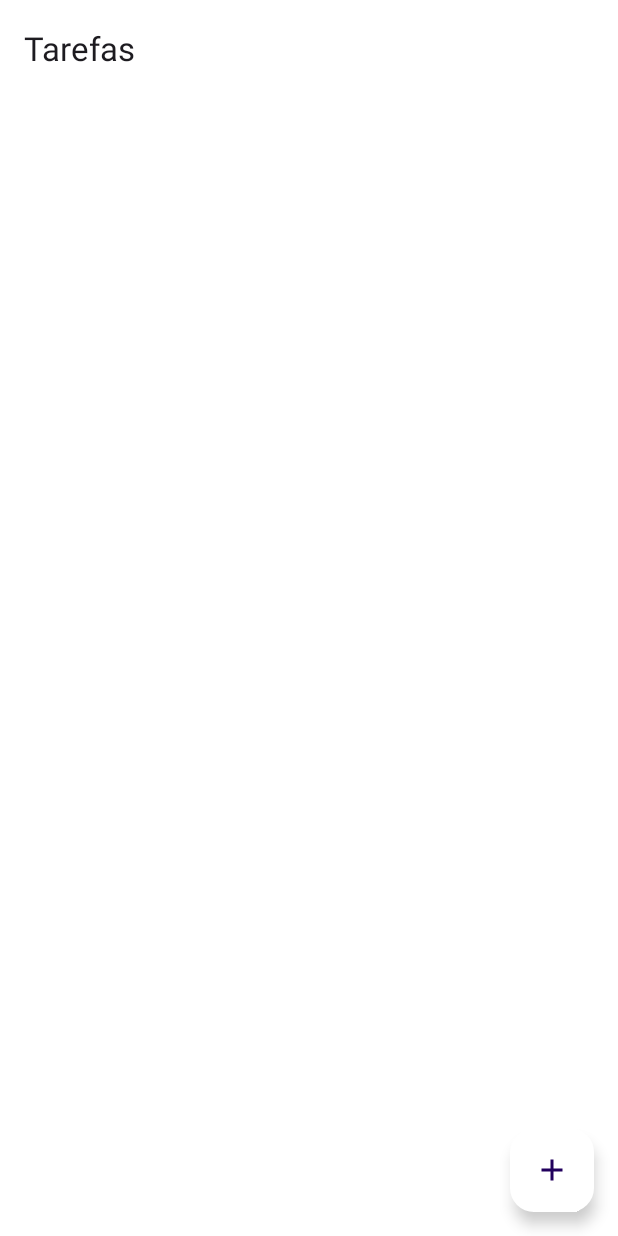
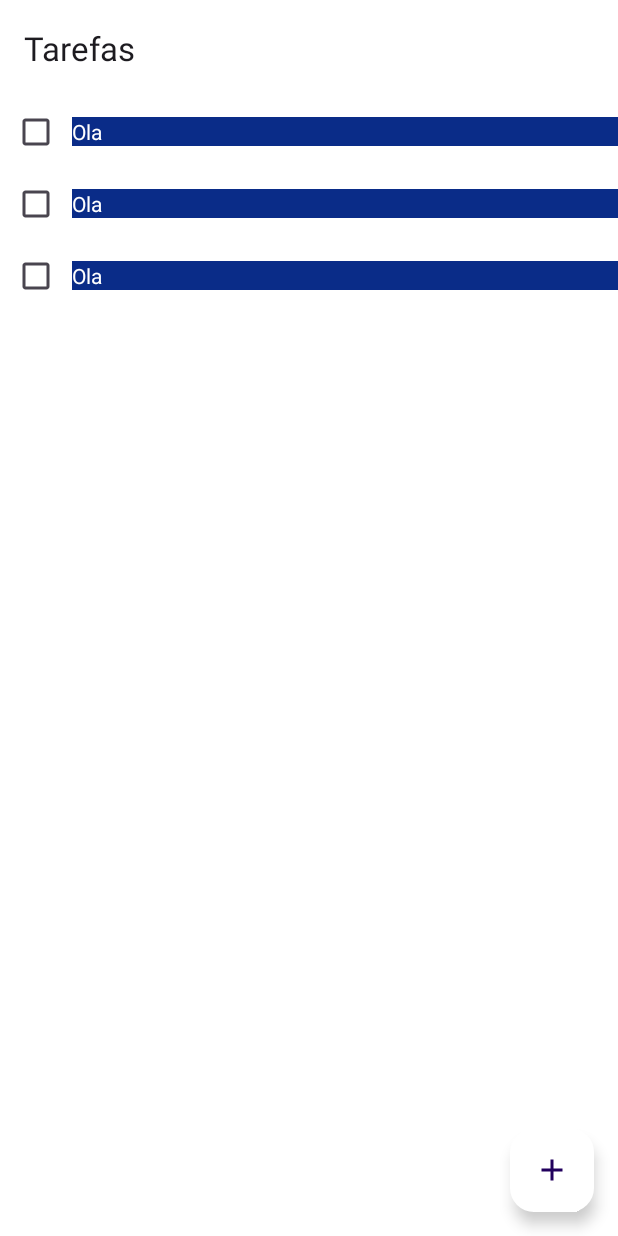
Before and after one commit to TafariDragon/Tarefas, an Android app: the layout activity_list.xml on its own in the app's theme, with its tools: preview values and no code run, on a phone screen of 412 x 824 dp. Run offline under Robolectric (Android 15) with nearby library versions, the phone set to English and light mode, and no system bars.

Commit message:
Criacão da activity para a recycle view

```diff
--- /dev/null
+++ b/app/src/main/java/com/example/tarefas/adapter/AdapterTarefas.kt
@@ -0,0 +1,13 @@
+package com.example.tarefas.adapter
+
+import android.content.Context
+import androidx.recyclerview.widget.RecyclerView
+import com.example.tarefas.modelo.Tarefas
+
+class AdapterTarefas (private val context:Context,private val listaTarefas:MutableList<Tarefas>):RecyclerView.Adapter<TarefasViewHolder>
+{
+
+    inner class TarefasViewHolder():RecyclerView.ViewHolder{
+
+    }
+}
--- /dev/null
+++ b/app/src/main/java/com/example/tarefas/modelo/Tarefas.kt
@@ -0,0 +1,5 @@
+package com.example.tarefas.modelo
+
+class Tarefas {
+    private val tarefa :String?=null
+}
--- a/app/src/main/res/layout/activity_list.xml
+++ b/app/src/main/res/layout/activity_list.xml
@@ -23,9 +23,11 @@
    </com.google.android.material.appbar.AppBarLayout>
 
     <androidx.recyclerview.widget.RecyclerView
+        android:id="@+id/recycleView"
         android:layout_width="match_parent"
         android:layout_height="match_parent"
         android:layout_below="@id/app_bar"
+        tools:listitem="@layout/tarefas_item"
         app:layoutManager="androidx.recyclerview.widget.LinearLayoutManager"
         android:background="@color/white"></androidx.recyclerview.widget.RecyclerView>
 
--- a/app/src/main/res/layout/tarefas_item.xml
+++ b/app/src/main/res/layout/tarefas_item.xml
@@ -1,6 +1,26 @@
 <?xml version="1.0" encoding="utf-8"?>
-<androidx.constraintlayout.widget.ConstraintLayout xmlns:android="http://schemas.android.com/apk/res/android"
+<LinearLayout xmlns:android="http://schemas.android.com/apk/res/android"
     android:layout_width="match_parent"
-    android:layout_height="match_parent">
+    xmlns:tools="http://schemas.android.com/tools"
+    tools:showIn="@layout/activity_list"
+    android:orientation="horizontal"
+    android:layout_height="wrap_content">
 
-</androidx.constraintlayout.widget.ConstraintLayout>
+
+
+    <CheckBox
+        android:layout_width="wrap_content"
+        android:layout_height="wrap_content"></CheckBox>
+    <TextView
+        android:id="@+id/txtTarefas"
+        android:layout_width="match_parent"
+        android:layout_height="wrap_content"
+        android:text="Ola"
+        android:layout_marginBottom="20dp"
+        android:textColor="@color/white"
+        android:background="@color/azul">
+    </TextView>
+
+
+
+</LinearLayout>
```
